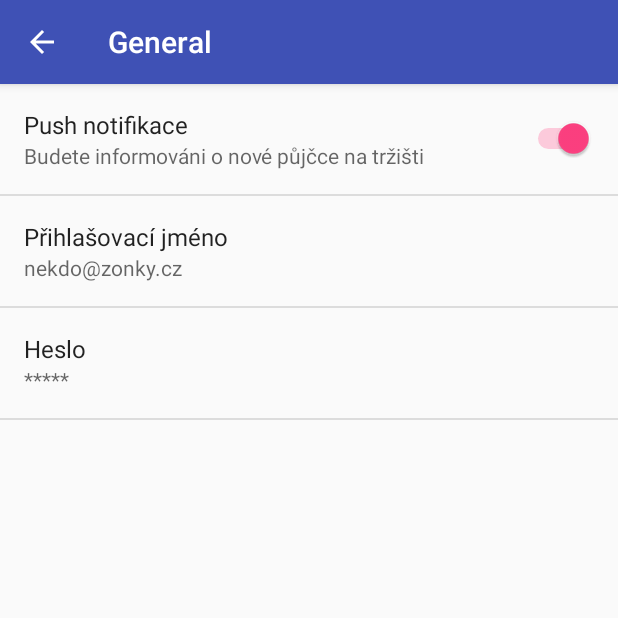
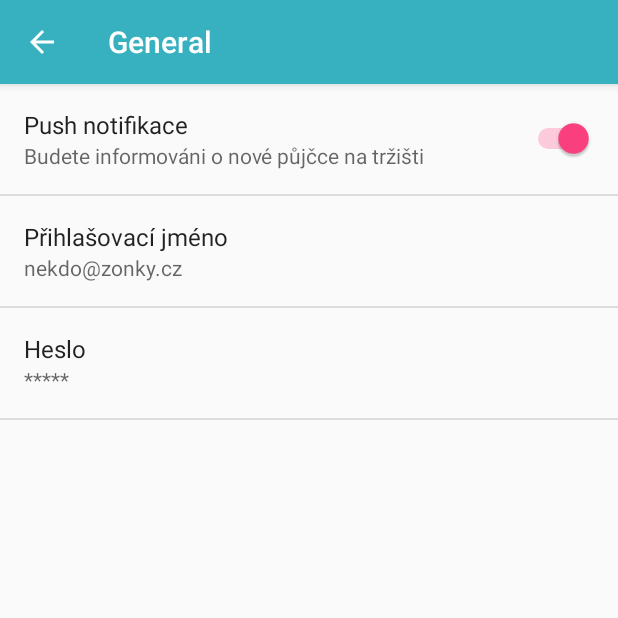
Before and after one commit to stegeron/zonkoid, an Android app: the SettingsActivity screen opened directly, with no data from a screen before it, after a tap on "General", on a phone screen of 412 x 824 dp, the top half of it. Run offline under Robolectric (Android 15) with nearby library versions, the phone set to English and light mode, and no system bars; our stand-ins replace EventBus.

Commit message:
RELEASE 1.1

```diff
--- a/app/src/main/AndroidManifest.xml
+++ b/app/src/main/AndroidManifest.xml
@@ -1,6 +1,8 @@
 <?xml version="1.0" encoding="utf-8"?>
 <manifest xmlns:android="http://schemas.android.com/apk/res/android"
-          package="eu.urbancoders.zonkysniper">
+          package="eu.urbancoders.zonkysniper"
+          android:versionCode="2"
+          android:versionName="1.1">
 
     <uses-permission android:name="android.permission.INTERNET"/>
 
--- a/app/src/main/java/eu/urbancoders/zonkysniper/SettingsActivity.java
+++ b/app/src/main/java/eu/urbancoders/zonkysniper/SettingsActivity.java
@@ -5,6 +5,8 @@ import android.annotation.TargetApi;
 import android.content.Context;
 import android.content.Intent;
 import android.content.res.Configuration;
+import android.graphics.Color;
+import android.graphics.drawable.ColorDrawable;
 import android.media.Ringtone;
 import android.media.RingtoneManager;
 import android.net.Uri;
@@ -16,12 +18,10 @@ import android.preference.PreferenceActivity;
 import android.preference.PreferenceFragment;
 import android.preference.PreferenceManager;
 import android.preference.RingtonePreference;
-import android.preference.SwitchPreference;
 import android.support.v4.app.NavUtils;
 import android.support.v7.app.ActionBar;
 import android.text.TextUtils;
 import android.view.MenuItem;
-import android.view.View;
 import eu.urbancoders.zonkysniper.events.TopicSubscription;
 import org.greenrobot.eventbus.EventBus;
 
@@ -53,6 +53,7 @@ public class SettingsActivity extends AppCompatPreferenceActivity {
         if (actionBar != null) {
             // Show the Up button in the action bar.
             actionBar.setDisplayHomeAsUpEnabled(true);
+            actionBar.setBackgroundDrawable(new ColorDrawable(Color.parseColor(getString(R.string.colorTyrkys))));
         }
     }
 
--- a/app/src/main/res/layout/activity_main.xml
+++ b/app/src/main/res/layout/activity_main.xml
@@ -23,7 +23,7 @@
                     android:id="@+id/walletSum"
                     android:layout_width="wrap_content"
                     android:layout_height="wrap_content"
-                    android:text="-----"
+                    android:text="nepřihlášen"
                     android:layout_gravity="right"
                     android:textStyle="bold"
             />
--- a/app/src/main/res/values/strings.xml
+++ b/app/src/main/res/values/strings.xml
@@ -73,4 +73,5 @@
     <string name="pref_default_password">*****</string>
     <string name="subscribedToZonkyMainTopic">Budete informováni o nové půjčce na tržišti</string>
     <string name="unsubscribedFromZonkyMainTopic">Nebudete informováni o nové půjčce na tržišti</string>
+    <string name="colorTyrkys">#37b1bf</string>
 </resources>
```
